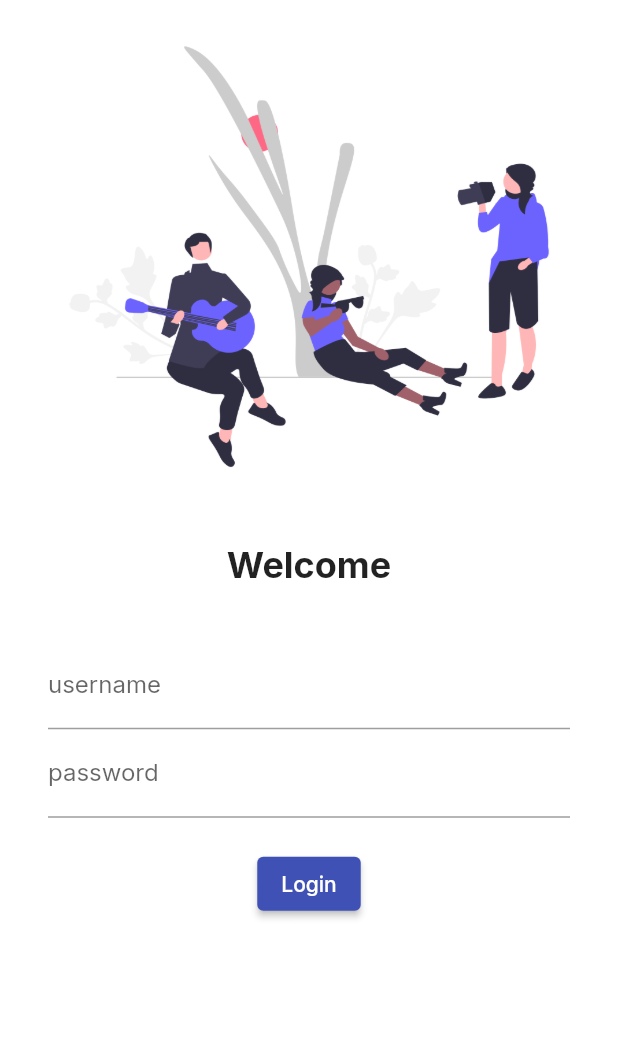
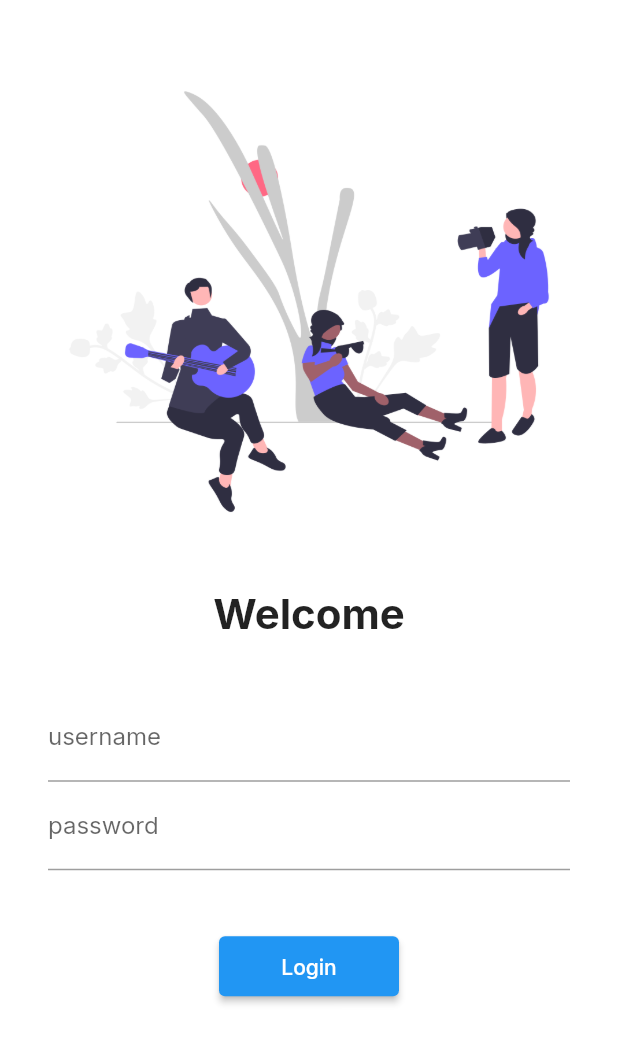
Before and after one commit to nishantwill/CatalogApp, a Flutter app: the screen it shows after launch, on a phone screen of 412 x 824 dp. Shown: the top 1043 px of the screen. Run offline on Flutter 3.47's test engine with Material 2 defaults, Android fonts, the phone set to English and light mode, and no system bars; our stand-ins replace google_fonts.

Commit message:
Initial Commit

```diff
--- a/lib/main.dart
+++ b/lib/main.dart
@@ -1,4 +1,5 @@
 import 'package:flutter/material.dart';
+import 'package:catalog_app/utils/routes.dart';
 import 'package:google_fonts/google_fonts.dart';
 import 'pages/login_page.dart';
 import 'pages/home_page.dart';
@@ -16,16 +17,17 @@ class MyApp extends StatelessWidget {
       // home: HomePage(),
       themeMode: ThemeMode.light,
       theme: ThemeData(
-        primarySwatch: Colors.indigo,
+        primarySwatch: Colors.blue,
         fontFamily: GoogleFonts.inter().fontFamily,
       ),
+      debugShowCheckedModeBanner: false,
       darkTheme:
       ThemeData(brightness: Brightness.dark, primarySwatch: Colors.red),
       initialRoute: "/",
       routes: {
         "/": (context) => LoginPage(),
-        "/home": (context) => HomePage(),
-        "/login": (context) => LoginPage(),
+        MyRoutes.homeRoute: (context) => HomePage(),
+        MyRoutes.loginRoute: (context) => LoginPage(),
       },
     );
   }
--- a/lib/pages/login_page.dart
+++ b/lib/pages/login_page.dart
@@ -1,4 +1,5 @@
 import 'package:flutter/material.dart';
+import 'package:catalog_app/utils/routes.dart';
 
 // ignore: use_key_in_widget_constructors
 class LoginPage extends StatelessWidget {
@@ -6,11 +7,12 @@ class LoginPage extends StatelessWidget {
   Widget build(BuildContext context) {
     return Material(
         color: Colors.white,
+        child: SingleChildScrollView(
           child: Column(
             children: [
-            // SizedBox(
-            //   height: 30.0,
-            // ),
+              SizedBox(
+                height: 30.0,
+              ),
               Image.asset(
                 "assets/images/login_image.png",
                 fit: BoxFit.cover,
@@ -22,7 +24,7 @@ class LoginPage extends StatelessWidget {
               Text(
                 "Welcome",
                 style: TextStyle(
-                fontSize: 24,
+                  fontSize: 28,
                   fontWeight: FontWeight.bold,
                 ),
               ),
@@ -30,8 +32,8 @@ class LoginPage extends StatelessWidget {
                 height: 20.0,
               ),
               Padding(
-              padding:
-              const EdgeInsets.symmetric(vertical: 16.0, horizontal: 32.0),
+                padding: const EdgeInsets.symmetric(
+                    vertical: 16.0, horizontal: 32.0),
                 child: Column(
                   children: [
                     TextFormField(
@@ -48,19 +50,20 @@ class LoginPage extends StatelessWidget {
                       ),
                     ),
                     SizedBox(
-                    height: 20.0,
+                      height: 40.0,
                     ),
                     ElevatedButton(
                       onPressed: () {
-                      print("Hi User");
+                        Navigator.pushNamed(context, MyRoutes.homeRoute);
                       },
+                      style: TextButton.styleFrom(minimumSize: Size(120, 40)),
                       child: Text("Login"),
-                    // style: TextButton.styleFrom(),
                     )
                   ],
                 ),
               )
             ],
+          ),
         ));
   }
 }
--- /dev/null
+++ b/lib/utils/routes.dart
@@ -0,0 +1,4 @@
+class MyRoutes {
+  static String loginRoute = "/login";
+  static String homeRoute = "/home";
+}
```
Lines whose indentation alone changed are shown as unchanged.
